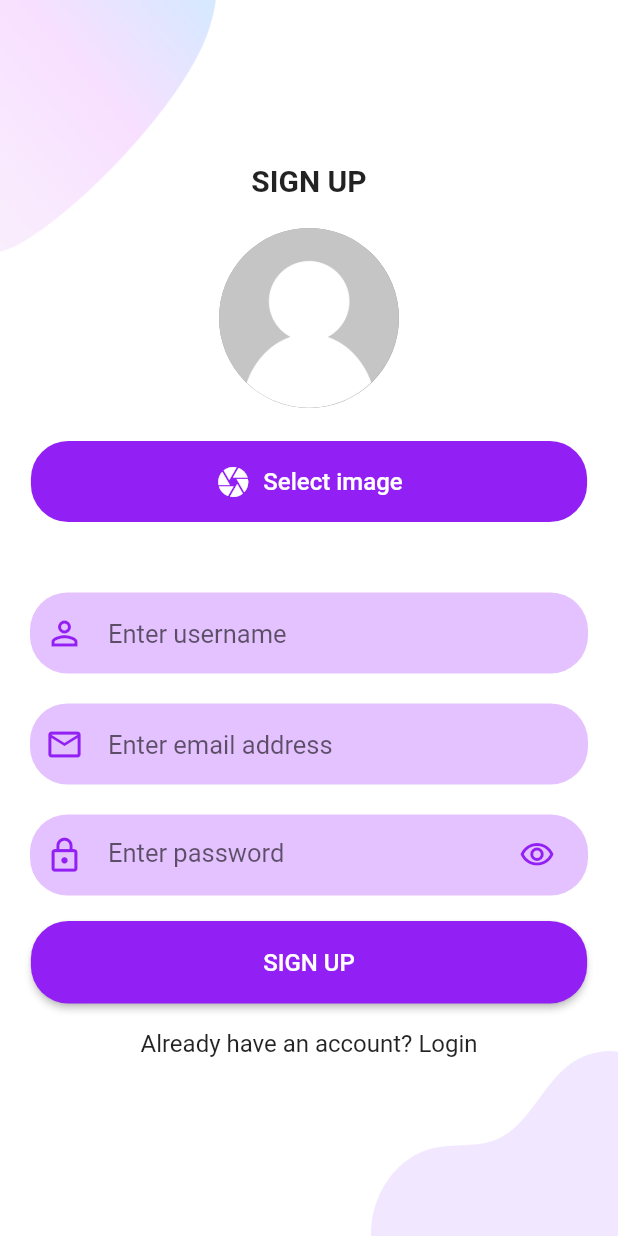
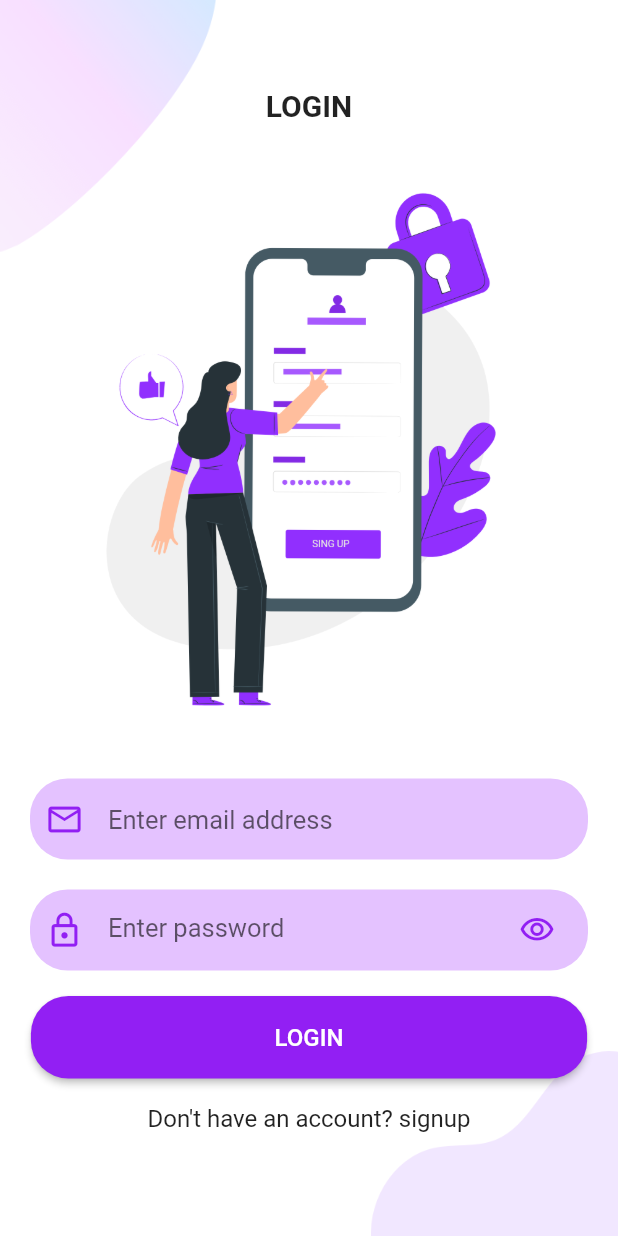
Before and after one commit to Varshil-Shah/chat-app, a Flutter app: the screen it shows after launch, on a phone screen of 412 x 824 dp. Run offline on Flutter 3.47's test engine with Material 2 defaults, Android fonts, the phone set to English and light mode, and no system bars; our stand-ins replace image_picker.

Commit message:
:sparkles: Design and implemented funcs in login screen

```diff
--- a/lib/main.dart
+++ b/lib/main.dart
@@ -16,7 +16,7 @@ class MyApp extends StatelessWidget {
       theme: ThemeData(
         primaryColor: const Color.fromRGBO(146, 31, 243, 1),
       ),
-      home: const SignUp(),
+      home: const Login(),
       routes: {
         SignUp.routeName: (ctx) => const SignUp(),
         Login.routeName: (ctx) => const Login(),
--- a/lib/screens/login.dart
+++ b/lib/screens/login.dart
@@ -1,4 +1,8 @@
 import 'package:flutter/material.dart';
+
+import 'package:chat_app/widgets/auth-screen/background.dart';
+import 'package:chat_app/widgets/auth-screen/login-inputs.dart';
+import 'package:chat_app/screens/sign-up.dart';
 
 class Login extends StatelessWidget {
   const Login({Key? key}) : super(key: key);
@@ -6,8 +10,42 @@ class Login extends StatelessWidget {
 
   @override
   Widget build(BuildContext context) {
-    return const Scaffold(
-      body: Center(child: Text("Welcome to login screen")),
+    final size = MediaQuery.of(context).size;
+
+    return Scaffold(
+      body: SingleChildScrollView(
+        child: Background(
+            child: Column(
+          mainAxisAlignment: MainAxisAlignment.center,
+          crossAxisAlignment: CrossAxisAlignment.center,
+          children: [
+            const Text(
+              "LOGIN",
+              textAlign: TextAlign.center,
+              style: TextStyle(
+                fontSize: 20.0,
+                fontWeight: FontWeight.bold,
+              ),
+            ),
+            const SizedBox(height: 15.0),
+            Image.asset(
+              "assets/images/mobile-login.png",
+              width: size.width,
+            ),
+            const LoginInputs(),
+            Container(
+              margin: const EdgeInsets.symmetric(vertical: 10.0),
+              child: GestureDetector(
+                onTap: () => Navigator.of(context).pushNamed(SignUp.routeName),
+                child: const Text(
+                  "Don't have an account? signup",
+                  style: TextStyle(fontSize: 16.0),
+                ),
+              ),
+            )
+          ],
+        )),
+      ),
     );
   }
 }
--- a/lib/screens/sign-up.dart
+++ b/lib/screens/sign-up.dart
@@ -1,5 +1,4 @@
 import 'dart:io';
-import 'package:chat_app/screens/login.dart';
 import 'package:flutter/material.dart';
 
 import 'package:chat_app/widgets/auth-screen/input-image.dart';
@@ -12,7 +11,6 @@ class SignUp extends StatelessWidget {
 
   @override
   Widget build(BuildContext context) {
-    final size = MediaQuery.of(context).size;
     File? imageFile;
 
     return Scaffold(
@@ -37,13 +35,13 @@ class SignUp extends StatelessWidget {
               Container(
                 margin: const EdgeInsets.symmetric(vertical: 10.0),
                 child: GestureDetector(
-                  onTap: () => Navigator.of(context).pushNamed(Login.routeName),
+                  onTap: () => Navigator.of(context).pop(),
                   child: const Text(
                     "Already have an account? Login",
                     style: TextStyle(fontSize: 16.0),
                   ),
                 ),
-              )
+              ),
             ],
           ),
         ),
--- /dev/null
+++ b/lib/widgets/auth-screen/login-inputs.dart
@@ -0,0 +1,92 @@
+import 'package:chat_app/constants.dart';
+import 'package:flutter/material.dart';
+
+import 'package:chat_app/widgets/auth-screen/input-field.dart';
+import 'package:chat_app/widgets/auth-screen/input-button.dart';
+
+class LoginInputs extends StatefulWidget {
+  const LoginInputs({Key? key}) : super(key: key);
+
+  @override
+  _LoginInputsState createState() => _LoginInputsState();
+}
+
+class _LoginInputsState extends State<LoginInputs> {
+  final _emailController = TextEditingController();
+  final _passwordController = TextEditingController();
+  bool isPasswordVisible = false;
+
+  void showSnackbar(String value) {
+    ScaffoldMessenger.of(context).showSnackBar(
+      SnackBar(
+        content: Text(
+          value,
+          textAlign: TextAlign.center,
+          style: const TextStyle(fontSize: 16.0),
+        ),
+      ),
+    );
+  }
+
+  void checkEmailAddress(String value) {
+    if (value.isEmpty) return showSnackbar("email address cannot be empty");
+    if (!RegExp(emailRegex).hasMatch(value)) {
+      return showSnackbar("please enter a valid email address");
+    }
+    checkPassword(_passwordController.text);
+  }
+
+  void checkPassword(String value) {
+    if (value.isEmpty) return showSnackbar("password cannot be empty");
+
+    if (value.length < 8) {
+      return showSnackbar('password must contain - minimum 8 characters');
+    }
+    if (!RegExp(r'[a-z]').hasMatch(value)) {
+      return showSnackbar('password must contain - A lowercase letter');
+    }
+    if (!RegExp(r'[A-Z]').hasMatch(value)) {
+      return showSnackbar('password must contain - An uppercase letter');
+    }
+    if (!RegExp(r'[!@#\$&*~.-/:`]').hasMatch(value)) {
+      return showSnackbar('password must contain - A special character');
+    }
+    if (!RegExp(r'\d').hasMatch(value)) {
+      return showSnackbar('password must contain - A number');
+    }
+  }
+
+  void _submitForm() {
+    checkEmailAddress(_emailController.text);
+  }
+
+  @override
+  Widget build(BuildContext context) {
+    return Column(
+      children: [
+        InputField(
+          controller: _emailController,
+          hintText: "Enter email address",
+          icon: Icons.email_outlined,
+        ),
+        InputField(
+          controller: _passwordController,
+          hintText: "Enter password",
+          icon: Icons.lock_outline,
+          obscureText: isPasswordVisible,
+          suffixIconButton: IconButton(
+            onPressed: () {
+              setState(() {
+                isPasswordVisible = !isPasswordVisible;
+              });
+            },
+            icon: isPasswordVisible
+                ? const Icon(Icons.visibility_off_outlined, color: mainColor)
+                : const Icon(Icons.visibility_outlined, color: mainColor),
+          ),
+        ),
+        InputButton(onPressed: _submitForm, text: "LOGIN"),
+      ],
+    );
+  }
+}
```
Also changed, not shown: assets/gifs/auth.gif (deleted), assets/gifs/mobile-login.gif (deleted), assets/gifs/my-pass.gif (deleted), assets/images/main_bottom.png (deleted), assets/images/mobile-login.png (added), assets/images/signup_top.png (deleted).
